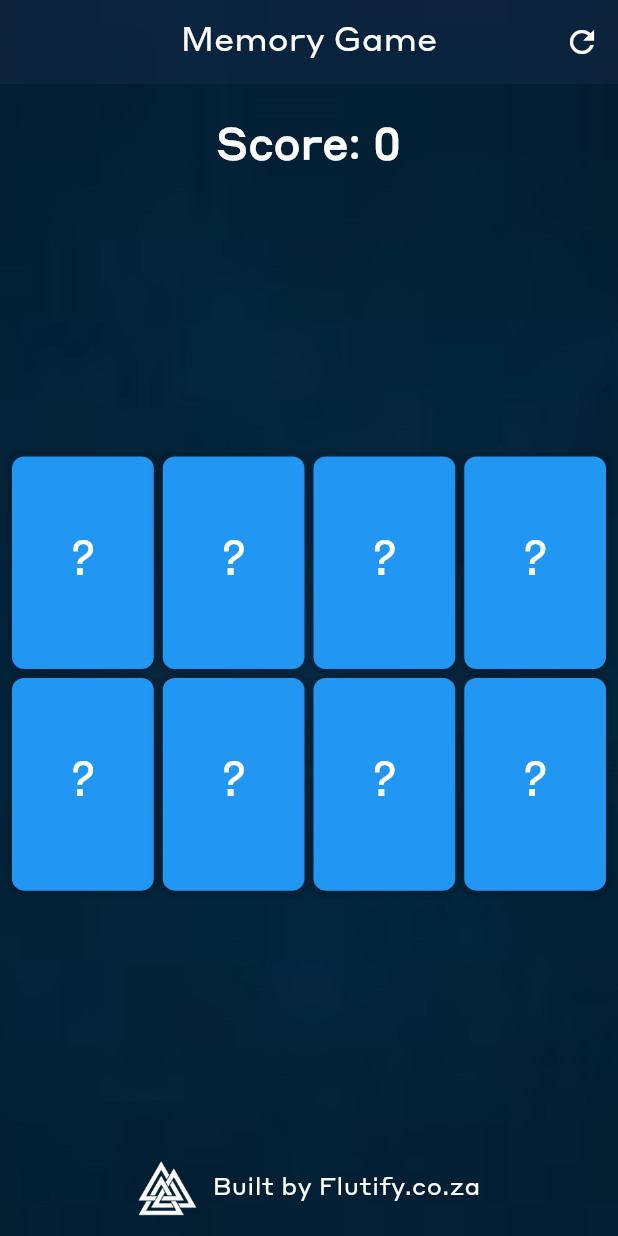
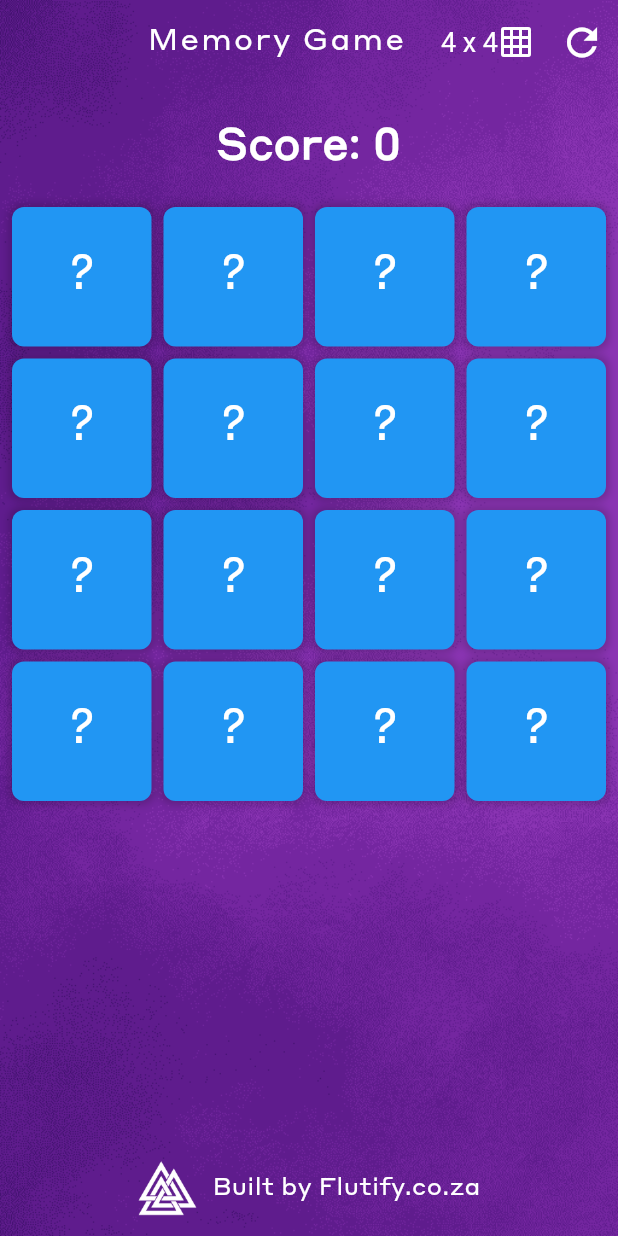
Before and after one commit to flutify-sa/memory-game, a Flutter app: the screen it shows after launch, after a tap on the "refresh" icon, on a phone screen of 412 x 824 dp. Run offline on Flutter 3.47's test engine with Material 3 defaults, Android fonts, the phone set to English and light mode, and no system bars.

Commit message:
more grids

```diff
--- a/lib/memory_game_provider.dart
+++ b/lib/memory_game_provider.dart
@@ -1,7 +1,15 @@
 import 'package:flutter/material.dart';
 
 class MemoryGameProvider extends ChangeNotifier {
-  List<String> cardImages = [
+  int gridSize = 4; // Default size
+  int totalCards = 16;
+
+  List<String> cardImages = [];
+  List<bool> flippedCards = [];
+  List<int> selectedIndexes = [];
+  int score = 0;
+
+  final List<String> allImages = [
     'assets/apple.png',
     'assets/apple.png',
     'assets/banana.png',
@@ -10,22 +18,66 @@ class MemoryGameProvider extends ChangeNotifier {
     'assets/cherry.png',
     'assets/grape.png',
     'assets/grape.png',
+    'assets/orange.png',
+    'assets/orange.png',
+    'assets/strawberry.png',
+    'assets/strawberry.png',
+    'assets/blueberry.png',
+    'assets/blueberry.png',
+    'assets/coconut.png',
+    'assets/coconut.png',
+    'assets/kiwi.png',
+    'assets/kiwi.png',
+    'assets/lemon.png',
+    'assets/lemon.png',
+    'assets/mango.png',
+    'assets/mango.png',
+    'assets/peach.png',
+    'assets/peach.png',
+    'assets/pear.png',
+    'assets/pear.png',
+    'assets/pineapple.png',
+    'assets/pineapple.png',
+    'assets/plum.png',
+    'assets/plum.png',
+    'assets/raspberry.png',
+    'assets/raspberry.png',
+    'assets/watermelon.png',
+    'assets/watermelon.png',
   ];
 
-  List<bool> flippedCards = List.filled(8, false);
-  List<int> selectedIndexes = [];
-  int score = 0;
+  MemoryGameProvider() {
+    _initializeGame();
+  }
 
-  MemoryGameProvider() {
+  void _initializeGame() {
+    totalCards = gridSize * gridSize;
+
+    // Ensure enough images exist
+    if (totalCards > allImages.length) {
+      debugPrint(
+        "⚠️ Warning: Grid size exceeds available images. Adjusting...",
+      );
+      totalCards = allImages.length; // Prevents crashes
+    }
+
+    cardImages = List.from(allImages.sublist(0, totalCards));
     cardImages.shuffle();
+    flippedCards = List.filled(totalCards, false);
+    selectedIndexes.clear();
+    score = 0;
+    notifyListeners();
+  }
+
+  void setDifficulty(int size) {
+    gridSize = size;
+    totalCards = gridSize * gridSize;
+    _initializeGame(); // Ensures proper list reallocation
+    notifyListeners(); // Forces UI refresh
   }
 
   void resetGame() {
-    cardImages.shuffle(); // Shuffle cards again
-    flippedCards = List.filled(cardImages.length, false); // Reset flips
-    selectedIndexes.clear();
-    score = 0;
-    notifyListeners(); // Update UI
+    _initializeGame();
   }
 
   void flipCard(int index) {
@@ -35,13 +87,14 @@ class MemoryGameProvider extends ChangeNotifier {
       notifyListeners();
 
       if (selectedIndexes.length == 2) {
-        Future.delayed(Duration(seconds: 1), checkMatch);
+        Future.delayed(const Duration(seconds: 1), checkMatch);
       }
     }
   }
 
   void checkMatch() {
-    if (cardImages[selectedIndexes[0]] == cardImages[selectedIndexes[1]]) {
+    if (selectedIndexes.length == 2 &&
+        cardImages[selectedIndexes[0]] == cardImages[selectedIndexes[1]]) {
       score++;
     } else {
       flippedCards[selectedIndexes[0]] = false;
--- a/lib/memory_game_screen.dart
+++ b/lib/memory_game_screen.dart
@@ -8,60 +8,98 @@ class MemoryGameScreen extends StatelessWidget {
 
   @override
   Widget build(BuildContext context) {
-    final game = Provider.of<MemoryGameProvider>(context, listen: false);
-
     return Scaffold(
       body: Stack(
         children: [
-          // Background Image covering the entire screen
+          // Background Image
           Positioned.fill(
-            child: Image.asset(
-              'assets/blue.png',
-              fit: BoxFit.cover, // Ensures full coverage
+            child: Image.asset('assets/purple.png', fit: BoxFit.cover),
           ),
-          ),
-
-          // Game UI Layer
           Column(
             children: [
               AppBar(
-                title: Text("Memory Game"),
+                title: const Text(
+                  "Memory Game",
+                  style: TextStyle(
+                    fontSize: 20, // Slightly larger for better balance
+                    fontWeight: FontWeight.normal,
+                    letterSpacing: 1.5,
+                  ),
+                ),
+                centerTitle: true,
                 backgroundColor: Colors.transparent,
                 foregroundColor: Colors.white,
-                centerTitle: true,
-                elevation: 4.0,
+                elevation: 0,
                 actions: [
+                  Padding(
+                    padding: const EdgeInsets.symmetric(horizontal: 8.0),
+                    child: Consumer<MemoryGameProvider>(
+                      builder:
+                          (context, game, child) => DropdownButton<int>(
+                            value: game.gridSize,
+                            dropdownColor: Colors.deepPurple,
+                            icon: const Icon(
+                              Icons.grid_on,
+                              color: Colors.white,
+                            ),
+                            underline: SizedBox(), // Removes default line
+                            style: const TextStyle(
+                              color: Colors.white,
+                              fontSize: 18,
+                            ),
+                            items:
+                                [2, 4, 6].map((size) {
+                                  return DropdownMenuItem<int>(
+                                    value: size,
+                                    child: Text("$size x $size"),
+                                  );
+                                }).toList(),
+                            onChanged: (size) {
+                              game.setDifficulty(size!);
+                            },
+                          ),
+                    ),
+                  ),
                   IconButton(
-                    icon: Icon(Icons.refresh),
-                    onPressed: () => game.resetGame(), // Calls reset function
+                    icon: const Icon(Icons.refresh, size: 30),
+                    onPressed:
+                        Provider.of<MemoryGameProvider>(
+                          context,
+                          listen: false,
+                        ).resetGame,
                   ),
                 ],
               ),
-
-              SizedBox(height: 20),
-              Text(
+              const SizedBox(height: 20),
+              Consumer<MemoryGameProvider>(
+                builder:
+                    (context, game, child) => Text(
                       "Score: ${game.score}",
-                style: TextStyle(
+                      style: const TextStyle(
                         fontSize: 28,
                         fontWeight: FontWeight.bold,
                         color: Colors.white,
                       ),
                     ),
-              SizedBox(height: 20),
+              ),
+              const SizedBox(height: 20),
+
               // Centered Grid
               Expanded(
-                child: Center(
-                  child: Padding(
+                child: Consumer<MemoryGameProvider>(
+                  builder:
+                      (context, game, child) => Padding(
                         padding: const EdgeInsets.symmetric(horizontal: 8.0),
                         child: GridView.builder(
-                      shrinkWrap: true, // Keeps the grid compact
-                      gridDelegate: SliverGridDelegateWithFixedCrossAxisCount(
-                        crossAxisCount: 4, // Number of columns
-                        crossAxisSpacing: 6,
-                        mainAxisSpacing: 6,
-                        childAspectRatio: 2 / 3, // Adjusts card shape
+                          shrinkWrap: true,
+                          gridDelegate:
+                              SliverGridDelegateWithFixedCrossAxisCount(
+                                crossAxisCount: game.gridSize,
+                                crossAxisSpacing: 8,
+                                mainAxisSpacing: 8,
+                                childAspectRatio: 1,
                               ),
-                      itemCount: game.cardImages.length,
+                          itemCount: game.totalCards,
                           itemBuilder: (context, index) {
                             return MemoryCard(
                               imagePath: game.cardImages[index],
@@ -73,15 +111,16 @@ class MemoryGameScreen extends StatelessWidget {
                       ),
                 ),
               ),
-              // Footer Row
+
+              // Footer
               Padding(
                 padding: const EdgeInsets.all(12.0),
                 child: Row(
                   mainAxisAlignment: MainAxisAlignment.center,
                   children: [
                     Image.asset('assets/valknut.png', width: 40, height: 40),
-                    SizedBox(width: 10),
-                    Text(
+                    const SizedBox(width: 10),
+                    const Text(
                       'Built by Flutify.co.za',
                       style: TextStyle(
                         fontSize: 16,
```
Also changed, not shown: pubspec.yaml (+1 -6 lines), assets/blue.png (deleted), assets/blueberry.png (added), assets/coconut.png (added), assets/kiwi.png (added), assets/lemon.png (added), assets/mango.png (added), assets/orange.png (added), assets/peach.png (added), assets/pear.png (added), assets/pineapple.png (added), assets/plum.png (added), assets/purple.png (added), assets/raspberry.png (added), 2 more files. Lines whose indentation alone changed are shown as unchanged.
